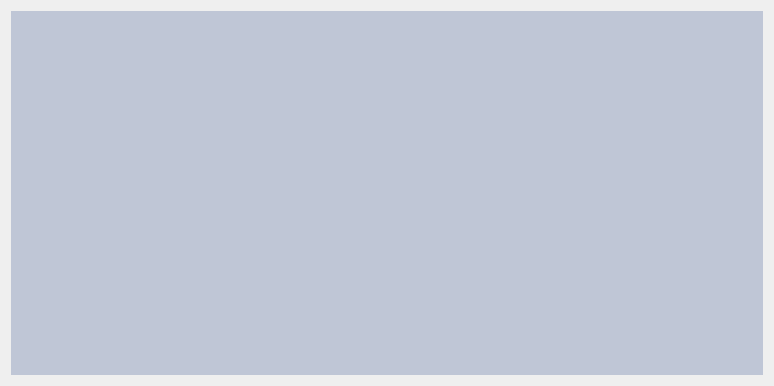
Before: the Qt Designer form src/wishlist.ui in elvisxiaozhi/True-Wish, drawn with Qt 5.
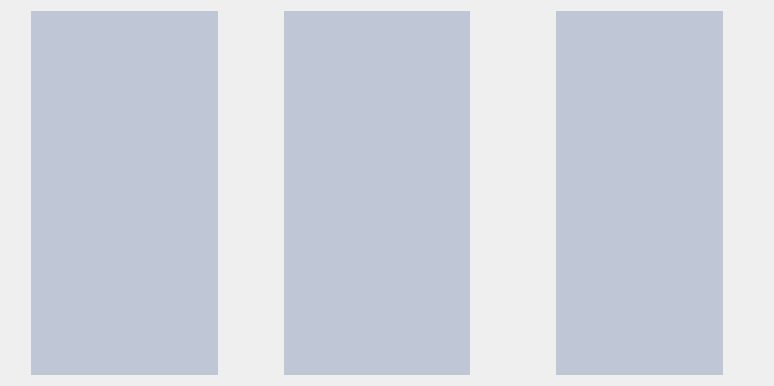
After: the same form once the commit is applied.

Patch:
```diff
--- a/src/wishlist.ui
+++ b/src/wishlist.ui
@@ -13,15 +13,145 @@
   <property name="windowTitle">
    <string>Form</string>
   </property>
-  <layout class="QVBoxLayout" name="verticalLayout">
+  <layout class="QHBoxLayout" name="horizontalLayout_4">
    <item>
     <layout class="QVBoxLayout" name="wishLayout">
      <item>
-      <widget class="QWidget" name="wishLine" native="true">
-       <property name="styleSheet">
-        <string notr="true">background-color: #BFC6D6;</string>
-       </property>
-      </widget>
+      <layout class="QHBoxLayout" name="horizontalLayout">
+       <item>
+        <spacer name="horizontalSpacer">
+         <property name="orientation">
+          <enum>Qt::Horizontal</enum>
+         </property>
+         <property name="sizeType">
+          <enum>QSizePolicy::Fixed</enum>
+         </property>
+         <property name="sizeHint" stdset="0">
+          <size>
+           <width>20</width>
+           <height>1</height>
+          </size>
+         </property>
+        </spacer>
+       </item>
+       <item>
+        <widget class="QWidget" name="wishLine" native="true">
+         <property name="styleSheet">
+          <string notr="true">background-color: #BFC6D6;</string>
+         </property>
+        </widget>
+       </item>
+       <item>
+        <spacer name="horizontalSpacer_2">
+         <property name="orientation">
+          <enum>Qt::Horizontal</enum>
+         </property>
+         <property name="sizeType">
+          <enum>QSizePolicy::Fixed</enum>
+         </property>
+         <property name="sizeHint" stdset="0">
+          <size>
+           <width>40</width>
+           <height>1</height>
+          </size>
+         </property>
+        </spacer>
+       </item>
+      </layout>
+     </item>
+    </layout>
+   </item>
+   <item>
+    <layout class="QVBoxLayout" name="goalLayout">
+     <item>
+      <layout class="QHBoxLayout" name="horizontalLayout_2">
+       <item>
+        <spacer name="horizontalSpacer_3">
+         <property name="orientation">
+          <enum>Qt::Horizontal</enum>
+         </property>
+         <property name="sizeType">
+          <enum>QSizePolicy::Fixed</enum>
+         </property>
+         <property name="sizeHint" stdset="0">
+          <size>
+           <width>20</width>
+           <height>1</height>
+          </size>
+         </property>
+        </spacer>
+       </item>
+       <item>
+        <widget class="QWidget" name="goalLine" native="true">
+         <property name="styleSheet">
+          <string notr="true">background-color: #BFC6D6;</string>
+         </property>
+        </widget>
+       </item>
+       <item>
+        <spacer name="horizontalSpacer_4">
+         <property name="orientation">
+          <enum>Qt::Horizontal</enum>
+         </property>
+         <property name="sizeType">
+          <enum>QSizePolicy::Fixed</enum>
+         </property>
+         <property name="sizeHint" stdset="0">
+          <size>
+           <width>40</width>
+           <height>1</height>
+          </size>
+         </property>
+        </spacer>
+       </item>
+      </layout>
+     </item>
+    </layout>
+   </item>
+   <item>
+    <layout class="QVBoxLayout" name="timeLayout">
+     <item>
+      <layout class="QHBoxLayout" name="horizontalLayout_3">
+       <item>
+        <spacer name="horizontalSpacer_5">
+         <property name="orientation">
+          <enum>Qt::Horizontal</enum>
+         </property>
+         <property name="sizeType">
+          <enum>QSizePolicy::Fixed</enum>
+         </property>
+         <property name="sizeHint" stdset="0">
+          <size>
+           <width>40</width>
+           <height>1</height>
+          </size>
+         </property>
+        </spacer>
+       </item>
+       <item>
+        <widget class="QWidget" name="timeLine" native="true">
+         <property name="styleSheet">
+          <string notr="true">background-color: #BFC6D6;</string>
+         </property>
+        </widget>
+       </item>
+       <item>
+        <spacer name="horizontalSpacer_6">
+         <property name="orientation">
+          <enum>Qt::Horizontal</enum>
+         </property>
+         <property name="sizeType">
+          <enum>QSizePolicy::Fixed</enum>
+         </property>
+         <property name="sizeHint" stdset="0">
+          <size>
+           <width>40</width>
+           <height>1</height>
+          </size>
+         </property>
+        </spacer>
+       </item>
+      </layout>
      </item>
     </layout>
    </item>
```
